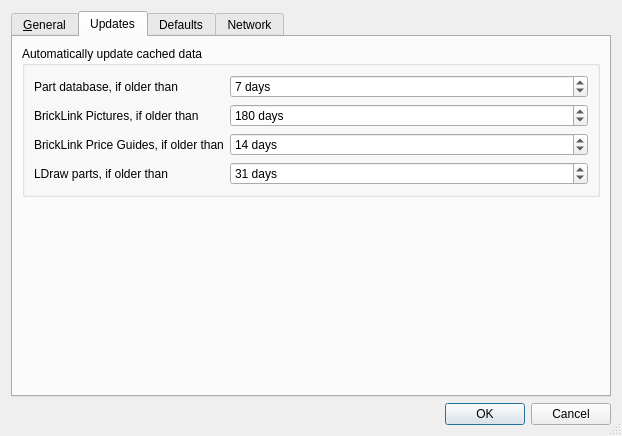
First picture: the form in dialogs/settings.ui, repository rgriebl/brickstore, before the edit.
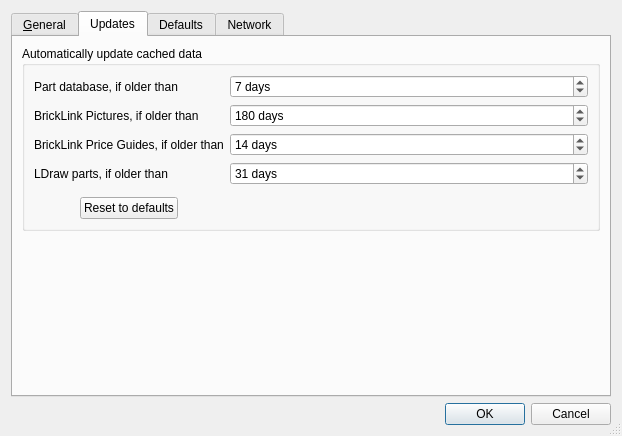
Second picture: the form after the edit. The open tabs and pages were chosen to show the change. Icons and pictures are not drawn.

What changed in the file:
```diff
--- a/dialogs/settings.ui
+++ b/dialogs/settings.ui
@@ -189,6 +189,8 @@
          <property name="title" >
           <string>Automatically update cached data</string>
          </property>
+         <layout class="QVBoxLayout" name="verticalLayout_7" >
+          <item>
          <layout class="QFormLayout" name="formLayout_6" >
           <item row="0" column="0" >
            <widget class="QLabel" name="label_13" >
@@ -286,6 +288,57 @@
            </widget>
           </item>
          </layout>
+          </item>
+          <item>
+           <spacer name="verticalSpacer_5" >
+            <property name="orientation" >
+             <enum>Qt::Vertical</enum>
+            </property>
+            <property name="sizeType" >
+             <enum>QSizePolicy::Fixed</enum>
+            </property>
+            <property name="sizeHint" stdset="0" >
+             <size>
+              <width>20</width>
+              <height>6</height>
+             </size>
+            </property>
+           </spacer>
+          </item>
+          <item>
+           <layout class="QFormLayout" name="formLayout_8" >
+            <item row="0" column="0" >
+             <spacer name="horizontalSpacer" >
+              <property name="orientation" >
+               <enum>Qt::Horizontal</enum>
+              </property>
+              <property name="sizeHint" stdset="0" >
+               <size>
+                <width>40</width>
+                <height>20</height>
+               </size>
+              </property>
+             </spacer>
+            </item>
+            <item row="0" column="1" >
+             <widget class="QPushButton" name="w_upd_reset" >
+              <property name="sizePolicy" >
+               <sizepolicy vsizetype="Fixed" hsizetype="Fixed" >
+                <horstretch>0</horstretch>
+                <verstretch>0</verstretch>
+               </sizepolicy>
+              </property>
+              <property name="text" >
+               <string>Reset to defaults</string>
+              </property>
+              <property name="flat" >
+               <bool>false</bool>
+              </property>
+             </widget>
+            </item>
+           </layout>
+          </item>
+         </layout>
         </widget>
        </item>
        <item>
```
Left out of the diff: 74 changed lines with no effect on the pictures. Lines whose indentation alone changed are shown as unchanged.
